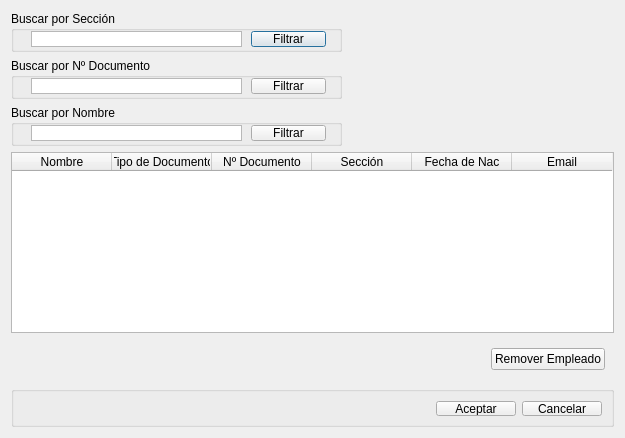
Before: the Qt Designer form src/ui/DialogRemoverEmpleadoDeSeccion.ui in guilleurrutia10/division-transporte, drawn with Qt 5.
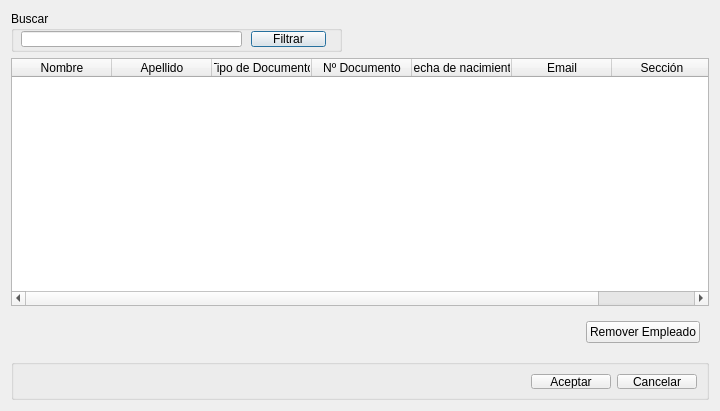
After: the same form once the commit is applied.

What changed in the file:
```diff
--- a/src/ui/DialogRemoverEmpleadoDeSeccion.ui
+++ b/src/ui/DialogRemoverEmpleadoDeSeccion.ui
@@ -6,13 +6,13 @@
    <rect>
     <x>0</x>
     <y>0</y>
-    <width>621</width>
-    <height>434</height>
+    <width>720</width>
+    <height>411</height>
    </rect>
   </property>
   <property name="minimumSize">
    <size>
-    <width>0</width>
+    <width>720</width>
     <height>0</height>
    </size>
   </property>
@@ -35,31 +35,9 @@
       </size>
      </property>
      <property name="title">
-      <string>Buscar por Sección</string>
+      <string>Buscar</string>
      </property>
-     <widget class="QListView" name="listView">
-      <property name="geometry">
-       <rect>
-        <x>20</x>
-        <y>20</y>
-        <width>211</width>
-        <height>16</height>
-       </rect>
-      </property>
-      <property name="minimumSize">
-       <size>
-        <width>211</width>
-        <height>16</height>
-       </size>
-      </property>
-      <property name="maximumSize">
-       <size>
-        <width>211</width>
-        <height>16</height>
-       </size>
-      </property>
-     </widget>
-     <widget class="QPushButton" name="pushButton_FiltroSeccion">
+     <widget class="QPushButton" name="pushButton_filtroSeccion">
       <property name="geometry">
        <rect>
         <x>240</x>
@@ -72,118 +50,20 @@
        <string>Filtrar</string>
       </property>
      </widget>
+     <widget class="QLineEdit" name="lineEdit_condicionDeFiltro">
+      <property name="geometry">
+       <rect>
+        <x>10</x>
+        <y>20</y>
+        <width>221</width>
+        <height>16</height>
+       </rect>
+      </property>
+     </widget>
     </widget>
    </item>
    <item row="1" column="0" colspan="2">
-    <widget class="QGroupBox" name="groupBox_2">
-     <property name="minimumSize">
-      <size>
-       <width>331</width>
-       <height>41</height>
-      </size>
-     </property>
-     <property name="maximumSize">
-      <size>
-       <width>331</width>
-       <height>41</height>
-      </size>
-     </property>
-     <property name="title">
-      <string>Buscar por Nº Documento</string>
-     </property>
-     <widget class="QListView" name="listView_3">
-      <property name="geometry">
-       <rect>
-        <x>20</x>
-        <y>20</y>
-        <width>211</width>
-        <height>16</height>
-       </rect>
-      </property>
-      <property name="minimumSize">
-       <size>
-        <width>211</width>
-        <height>16</height>
-       </size>
-      </property>
-      <property name="maximumSize">
-       <size>
-        <width>211</width>
-        <height>16</height>
-       </size>
-      </property>
-     </widget>
-     <widget class="QPushButton" name="pushButton_FiltroDocumento">
-      <property name="geometry">
-       <rect>
-        <x>240</x>
-        <y>20</y>
-        <width>75</width>
-        <height>16</height>
-       </rect>
-      </property>
-      <property name="text">
-       <string>Filtrar</string>
-      </property>
-     </widget>
-    </widget>
-   </item>
-   <item row="2" column="0" colspan="2">
-    <widget class="QGroupBox" name="groupBox_4">
-     <property name="minimumSize">
-      <size>
-       <width>331</width>
-       <height>41</height>
-      </size>
-     </property>
-     <property name="maximumSize">
-      <size>
-       <width>331</width>
-       <height>41</height>
-      </size>
-     </property>
-     <property name="title">
-      <string>Buscar por Nombre</string>
-     </property>
-     <widget class="QListView" name="listView_7">
-      <property name="geometry">
-       <rect>
-        <x>20</x>
-        <y>20</y>
-        <width>211</width>
-        <height>16</height>
-       </rect>
-      </property>
-      <property name="minimumSize">
-       <size>
-        <width>211</width>
-        <height>16</height>
-       </size>
-      </property>
-      <property name="maximumSize">
-       <size>
-        <width>211</width>
-        <height>16</height>
-       </size>
-      </property>
-     </widget>
-     <widget class="QPushButton" name="pushButton_FiltroNombre">
-      <property name="geometry">
-       <rect>
-        <x>240</x>
-        <y>20</y>
-        <width>75</width>
-        <height>16</height>
-       </rect>
-      </property>
-      <property name="text">
-       <string>Filtrar</string>
-      </property>
-     </widget>
-    </widget>
-   </item>
-   <item row="3" column="0" colspan="2">
-    <widget class="QTableWidget" name="tableWidget">
+    <widget class="QTableWidget" name="tableWidget_empleados">
      <property name="minimumSize">
       <size>
        <width>603</width>
@@ -195,6 +75,11 @@
        <string>Nombre</string>
       </property>
      </column>
+     <column>
+      <property name="text">
+       <string>Apellido</string>
+      </property>
+     </column>
      <column>
       <property name="text">
        <string>Tipo de Documento</string>
@@ -207,12 +92,7 @@
      </column>
      <column>
       <property name="text">
-       <string>Sección</string>
-      </property>
-     </column>
-     <column>
-      <property name="text">
-       <string>Fecha de Nac</string>
+       <string>Fecha de nacimiento</string>
       </property>
      </column>
      <column>
@@ -220,9 +100,14 @@
        <string>Email</string>
       </property>
      </column>
+     <column>
+      <property name="text">
+       <string>Sección</string>
+      </property>
+     </column>
     </widget>
    </item>
-   <item row="4" column="0">
+   <item row="2" column="0">
     <spacer name="horizontalSpacer">
      <property name="orientation">
       <enum>Qt::Horizontal</enum>
@@ -235,7 +120,7 @@
      </property>
     </spacer>
    </item>
-   <item row="4" column="1">
+   <item row="2" column="1">
     <widget class="QWidget" name="widget" native="true">
      <property name="minimumSize">
       <size>
@@ -273,7 +158,7 @@
      </layout>
     </widget>
    </item>
-   <item row="5" column="0" colspan="2">
+   <item row="3" column="0" colspan="2">
     <widget class="QGroupBox" name="groupBoxButtonBox">
      <property name="minimumSize">
       <size>
```
Left out of the diff: 41 changed lines with no effect on the pictures.
